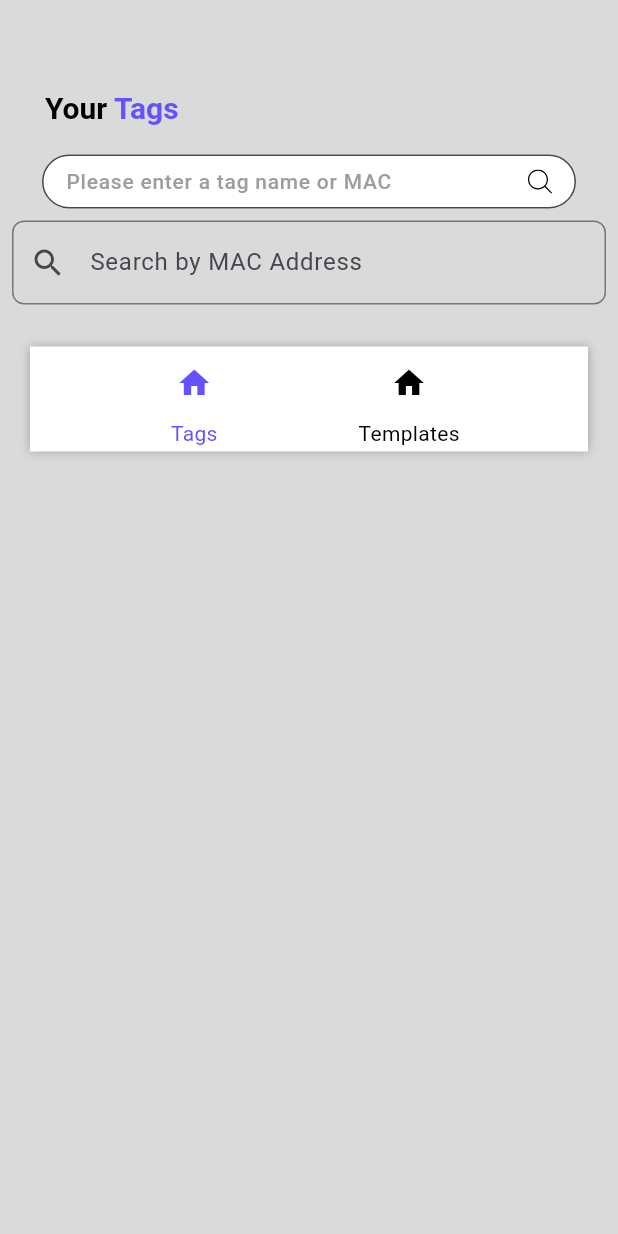
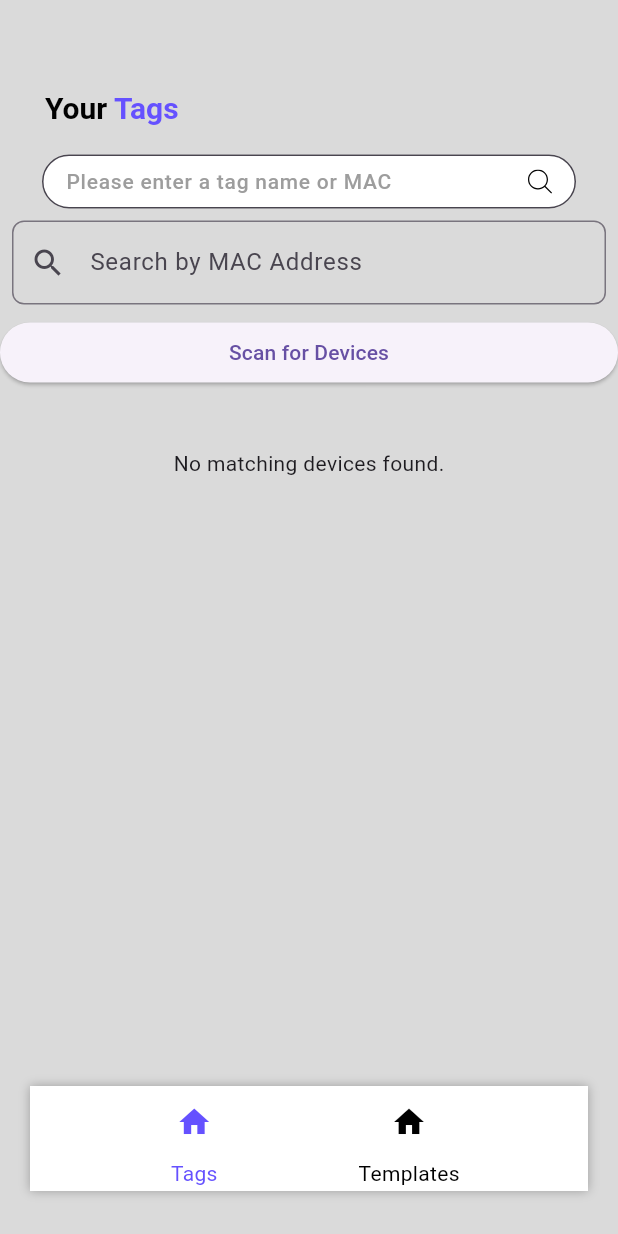
Before and after one commit to OlivierBldn/e-link, a Flutter app: the TagIndex screen opened directly, on a phone screen of 412 x 824 dp. Run offline on Flutter 3.47's test engine with Material 3 defaults, Android fonts, the phone set to English and light mode, and no system bars; our stand-ins replace flutter_svg, logger, permission_handler; missing offline and left inert: flutter_reactive_ble.

Commit message:
👌 IMPROVE: TagIndex screen - Added devices scan

```diff
--- a/lib/screens/TagIndex.dart
+++ b/lib/screens/TagIndex.dart
@@ -1,3 +1,106 @@
+// import 'package:flutter/material.dart';
+// import 'package:flutter_application_1/constants/colors.dart';
+// import 'package:flutter_application_1/providers/ble_device_provider.dart';
+// import 'package:flutter_application_1/widgets/AppSearchBar.dart';
+// import 'package:flutter_application_1/widgets/NavBar.dart';
+// import 'package:flutter_application_1/widgets/TagCard.dart';
+// import 'package:provider/provider.dart';
+
+// import '../widgets/AppTitle.dart';
+
+// class TagIndex extends StatefulWidget {
+//   const TagIndex({super.key});
+
+//   @override
+//   _TagIndexState createState() => _TagIndexState();
+// }
+
+// class _TagIndexState extends State<TagIndex> {
+//   final TextEditingController _searchController = TextEditingController();
+//   String _searchQuery = '';
+
+//   @override
+//   void initState() {
+//     super.initState();
+//     final bleProvider = Provider.of<BleDeviceProvider>(context, listen: false);
+//     bleProvider.startBleScan();
+//   }
+
+//   @override
+//   Widget build(BuildContext context) {
+//     return Scaffold(
+//       backgroundColor: AppColors.backgroundColor,
+//       body: ListView(
+//         children: [
+//           const AppTitle(
+//             blackText: 'Your ',
+//             purpleText: 'Tags',
+//           ),
+//           const AppSearchBar(
+//             placeholder: 'Please enter a tag name or MAC',
+//           ),
+//            Padding(
+//             padding: const EdgeInsets.all(8.0),
+//             child: TextField(
+//               controller: _searchController,
+//               decoration: InputDecoration(
+//                 labelText: 'Search by MAC Address',
+//                 prefixIcon: const Icon(Icons.search),
+//                 border: OutlineInputBorder(
+//                   borderRadius: BorderRadius.circular(8),
+//                 ),
+//               ),
+//               onChanged: (value) {
+//                 setState(() {
+//                   _searchQuery = value;
+//                 });
+//               },
+//             ),
+//           ),
+//           Container(
+//             margin: const EdgeInsets.only(
+//               left: 28,
+//               right: 28,
+//               top: 20,
+//             ),
+//             child: Consumer<BleDeviceProvider>(
+//               builder: (context, provider, child) {
+//                 return Column(
+//                   children: provider.devices.map((device) {
+//                     return TagCard(
+//                       title: device.name,
+//                       available: provider.isConnected && device.mac == provider.connectedDevice?.mac,
+//                       screenSize: 7.5,
+//                       resolutionX: 800,
+//                       resolutionY: 480,
+//                       colorMode: 'BWR',
+//                       mac: device.mac,
+
+//                       battery: '${device.battery}%',
+//                     );
+//                   }).toList(),
+//                 );
+//               },
+//             ),
+//           ),
+//           const NavBar(selectedMenu: 'tags')
+//         ],
+//       ),
+//     );
+//   }
+//   @override
+//   void dispose() {
+//     _searchController.dispose();
+//     super.dispose();
+//   }
+// }
+
+
+
+
+
+
+
 import 'package:flutter/material.dart';
 import 'package:flutter_application_1/constants/colors.dart';
 import 'package:flutter_application_1/providers/ble_device_provider.dart';
@@ -12,25 +115,34 @@ class TagIndex extends StatefulWidget {
   const TagIndex({super.key});
 
   @override
-  _TagIndexState createState() => _TagIndexState();
+  TagIndexState createState() => TagIndexState();
 }
 
-class _TagIndexState extends State<TagIndex> {
+class TagIndexState extends State<TagIndex> {
   final TextEditingController _searchController = TextEditingController();
   String _searchQuery = '';
+  bool _isScanning = false;
 
-  @override
-  void initState() {
-    super.initState();
-    final bleProvider = Provider.of<BleDeviceProvider>(context, listen: false);
-    bleProvider.startBleScan();
+  Future<void> _startScan(BleDeviceProvider bleProvider) async {
+    setState(() {
+      _isScanning = true;
+    });
+    await bleProvider.startBleScan();
+    setState(() {
+      _isScanning = false;
+    });
   }
 
   @override
   Widget build(BuildContext context) {
+    final bleProvider = Provider.of<BleDeviceProvider>(context, listen: false);
+
     return Scaffold(
       backgroundColor: AppColors.backgroundColor,
-      body: ListView(
+      body: Column(
+        children: [
+          Expanded(
+            child: ListView(
               children: [
                 const AppTitle(
                   blackText: 'Your ',
@@ -57,37 +169,66 @@ class _TagIndexState extends State<TagIndex> {
                     },
                   ),
                 ),
-          Container(
-            margin: const EdgeInsets.only(
-              left: 28,
-              right: 28,
-              top: 20,
+                ElevatedButton(
+                  onPressed: () {
+                    _startScan(bleProvider);
+                  },
+                  child: const Text('Scan for Devices'),
                 ),
-            child: Consumer<BleDeviceProvider>(
+                const SizedBox(height: 20),
+                _isScanning
+                    ? const Center(
+                        child: CircularProgressIndicator(),
+                      )
+                    : Consumer<BleDeviceProvider>(
                         builder: (context, provider, child) {
+                          final filteredDevices = provider.devices.where((device) {
+                            return device.name
+                                    .toLowerCase()
+                                    .contains(_searchQuery.toLowerCase()) ||
+                                device.mac
+                                    .toLowerCase()
+                                    .contains(_searchQuery.toLowerCase());
+                          }).toList();
+
+                          if (filteredDevices.isEmpty) {
+                            return const Center(
+                              child: Padding(
+                                padding: EdgeInsets.all(20.0),
+                                child: Text('No matching devices found.'),
+                              ),
+                            );
+                          }
+
                           return Column(
-                  children: provider.devices.map((device) {
+                            children: filteredDevices.map((device) {
                               return TagCard(
-                      title: device.name,
-                      available: provider.isConnected && device.mac == provider.connectedDevice?.mac,
+                                title: device.name.isEmpty ? 'Unknown Device' : device.name,
+                                available: provider.isConnected &&
+                                    device.mac == provider.connectedDevice?.mac,
                                 screenSize: 7.5,
                                 resolutionX: 800,
                                 resolutionY: 480,
                                 colorMode: 'BWR',
                                 mac: device.mac,
-
                                 battery: '${device.battery}%',
                               );
                             }).toList(),
                           );
                         },
                       ),
+              ],
             ),
-          const NavBar(selectedMenu: 'tags')
+          ),
+          const Align(
+            alignment: Alignment.bottomCenter,
+            child: NavBar(selectedMenu: 'tags'),
+          ),
         ],
       ),
     );
   }
+
   @override
   void dispose() {
     _searchController.dispose();
```
Lines whose indentation alone changed are shown as unchanged.
